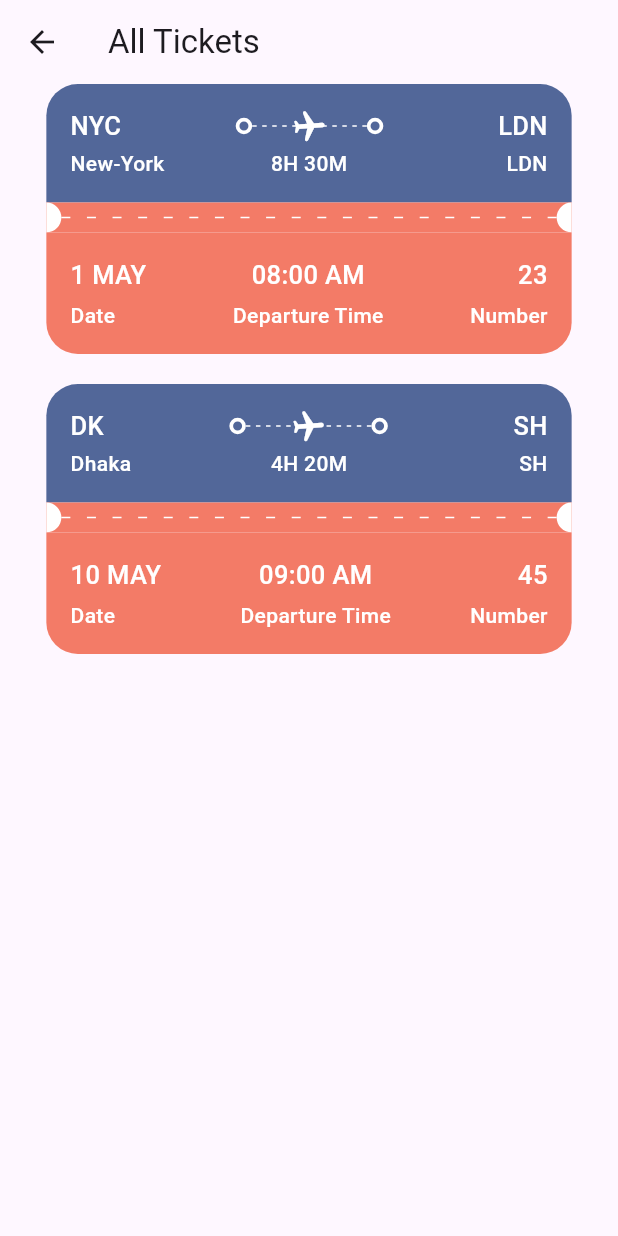
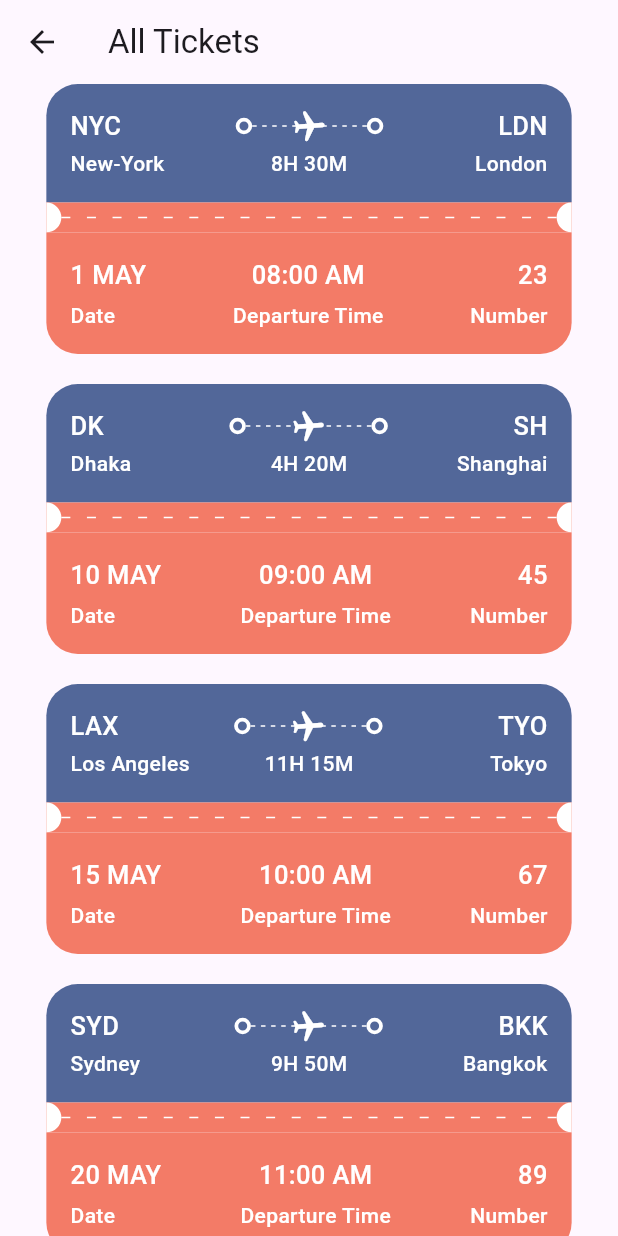
Before and after one commit to prajaktagai11/ticket_book, a Flutter app: the AllTickets screen opened by its route, on a phone screen of 412 x 824 dp. Run offline on Flutter 3.47's test engine with Material 3 defaults, Android fonts, the phone set to English and light mode, and no system bars; our stand-ins replace barcode_widget, fluentui_icons.

Commit message:
first commit

```diff
--- a/lib/base/utils/all_json.dart
+++ b/lib/base/utils/all_json.dart
@@ -27,6 +27,63 @@ List<Map<String, dynamic>> ticketList = [
     'departure_time':"09:00 AM",
     "number":45
   },
+  {
+    'from': {
+      'code': "LAX",
+      'name': "Los Angeles"
+    },
+    'to': {
+      'code': "TYO",
+      'name': "Tokyo"
+    },
+    'flying_time': '11H 15M',
+    'date': "15 MAY",
+    'departure_time': "10:00 AM",
+    "number": 67
+  },
+  {
+    'from': {
+      'code': "SYD",
+      'name': "Sydney"
+    },
+    'to': {
+      'code': "BKK",
+      'name': "Bangkok"
+    },
+    'flying_time': '9H 50M',
+    'date': "20 MAY",
+    'departure_time': "11:00 AM",
+    "number": 89
+  },
+  {
+    'from': {
+      'code': "JFK",
+      'name': "New York"
+    },
+    'to': {
+      'code': "CDG",
+      'name': "Paris"
+    },
+    'flying_time': '7H 45M',
+    'date': "25 MAY",
+    'departure_time': "08:30 PM",
+    "number": 101
+  },
+  {
+    'from': {
+      'code': "SFO",
+      'name': "San Francisco"
+    },
+    'to': {
+      'code': "SIN",
+      'name': "Singapore"
+    },
+    'flying_time': '16H 20M',
+    'date': "30 MAY",
+    'departure_time': "09:00 PM",
+    "number": 123
+  }
+
 ];
 List<Map<String, dynamic>> hotelList = [
   {
@@ -42,9 +99,41 @@ List<Map<String, dynamic>> hotelList = [
     'price': 40
   },
   {
-    'image': 'pool_view.png',
+    'image': 'city_view.png',
     'place': 'Best city pool',
     'destination': 'Dubai',
     'price': 68
   },
+  {
+    'image': 'city_view.png',
+    'place': 'Sunset Beach Resort',
+    'destination': 'Maldives',
+    'price': 120
+  },
+  {
+    'image': 'city_view.png',
+    'place': 'Highland Retreat',
+    'destination': 'Switzerland',
+    'price': 95
+  },
+  {
+    'image': 'hotel_room.png',
+    'place': 'Royal Palace Hotel',
+    'destination': 'Paris',
+    'price': 150
+  },
+  {
+    'image': 'hotel_room.png',
+    'place': 'City Central Inn',
+    'destination': 'Tokyo',
+    'price': 80
+  },
+  {
+    'image': 'city_view.png',
+    'place': 'Garden Bliss Hotel',
+    'destination': 'Bangkok',
+    'price': 60
+  }
+
+
 ];
--- /dev/null
+++ b/lib/base/utils/app_routes.dart
@@ -0,0 +1,6 @@
+class AppRoutes{
+  static const homePage = "/";
+  static const allTickets = "/all_tickets";
+  static const allHotels = "/all_hotels";
+  static const ticketScreen = "/ticket_screen";
+}
--- a/lib/base/widgets/ticket_view.dart
+++ b/lib/base/widgets/ticket_view.dart
@@ -102,7 +102,7 @@ class TicketView extends StatelessWidget {
                       SizedBox(
                           width: 100,
                           child: TextStyleFourth(
-                            text: ticket["to"]["code"],
+                            text: ticket["to"]["name"],
                             align: TextAlign.end,
                             isColor: isColor,
                           )),
--- a/lib/screens/home/all_tickets.dart
+++ b/lib/screens/home/all_tickets.dart
@@ -1,6 +1,8 @@
 import 'package:flutter/material.dart';
 import 'package:ticket_book/base/utils/all_json.dart';
 import 'package:ticket_book/base/widgets/ticket_view.dart';
+
+import '../../base/utils/app_routes.dart';
 
 class AllTickets extends StatelessWidget {
   const AllTickets({super.key});
@@ -17,9 +19,19 @@ class AllTickets extends StatelessWidget {
             scrollDirection: Axis.vertical,
             child: Column(
               children: ticketList
-                  .map((singleTicket) => Container(
-                      margin: const EdgeInsets.only(bottom: 20),
-                      child: TicketView(ticket: singleTicket,wholeScreen: true,)))
+                  .map((singleTicket) => GestureDetector(
+                        onTap: () {
+                          var index = ticketList.indexOf(singleTicket);
+                          Navigator.pushNamed(context, AppRoutes.ticketScreen,
+                              arguments: {"index":index});
+                        },
+                        child: Container(
+                            margin: const EdgeInsets.only(bottom: 20),
+                            child: TicketView(
+                              ticket: singleTicket,
+                              wholeScreen: true,
+                            )),
+                      ))
                   .toList(),
             ),
           )
--- a/lib/screens/home/home_screen.dart
+++ b/lib/screens/home/home_screen.dart
@@ -3,6 +3,7 @@ import 'package:flutter/material.dart';
 import 'package:ticket_book/base/res/media.dart';
 import 'package:ticket_book/base/res/styles/app_styles.dart';
 import 'package:ticket_book/base/utils/all_json.dart';
+import 'package:ticket_book/base/utils/app_routes.dart';
 import 'package:ticket_book/base/widgets/app_double_text.dart';
 import 'package:ticket_book/base/widgets/ticket_view.dart';
 import 'package:ticket_book/screens/home/widgets/hotel.dart';
@@ -84,7 +85,7 @@ class _HomeScreenState extends State<HomeScreen> {
                   bigText: "Upcoming Flights",
                   smallText: "View all",
                   func: () {
-                    Navigator.pushNamed(context, "/all_tickets");
+                    Navigator.pushNamed(context, AppRoutes.allTickets);
                   },
                 ),
                 const SizedBox(
@@ -105,7 +106,7 @@ class _HomeScreenState extends State<HomeScreen> {
                   bigText: "Hotels",
                   smallText: "View all",
                   func: () {
-                    Navigator.pushNamed(context, "/all_hotels");
+                    Navigator.pushNamed(context, AppRoutes.allHotels);
                   },
                 ),
                 const SizedBox(
```
Also changed, not shown: lib/main.dart (+7 -2 lines), lib/screens/home/all_hotels.dart (added, +99 -0 lines), lib/screens/ticket/ticket_screen.dart (+41 -19 lines).
